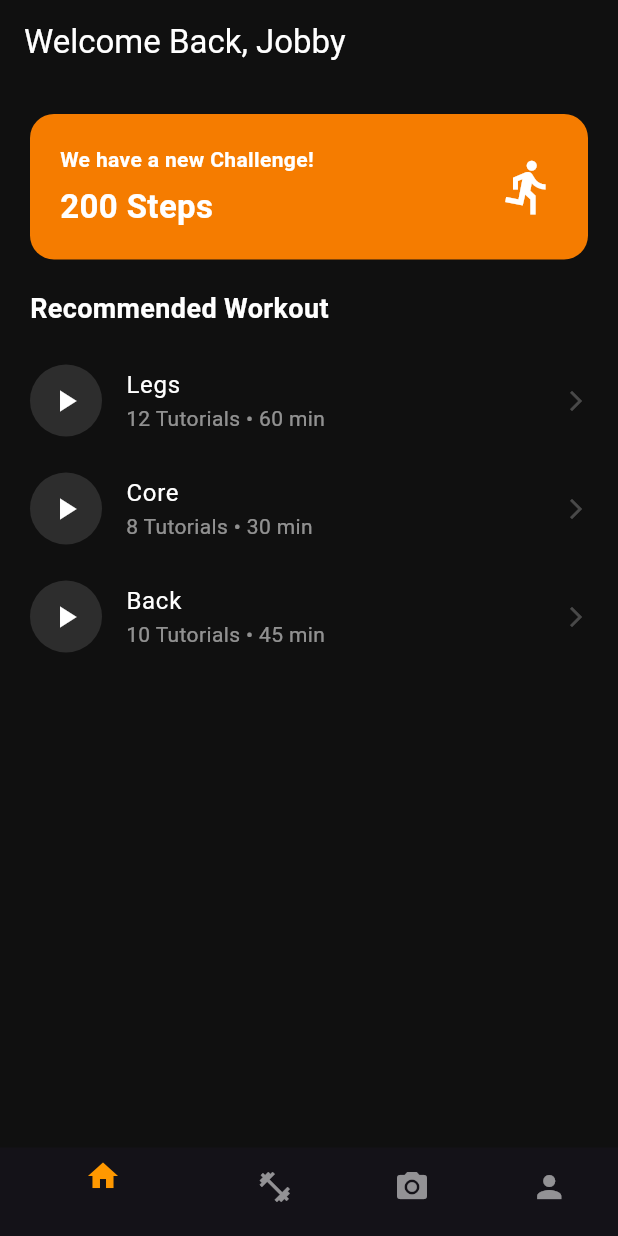
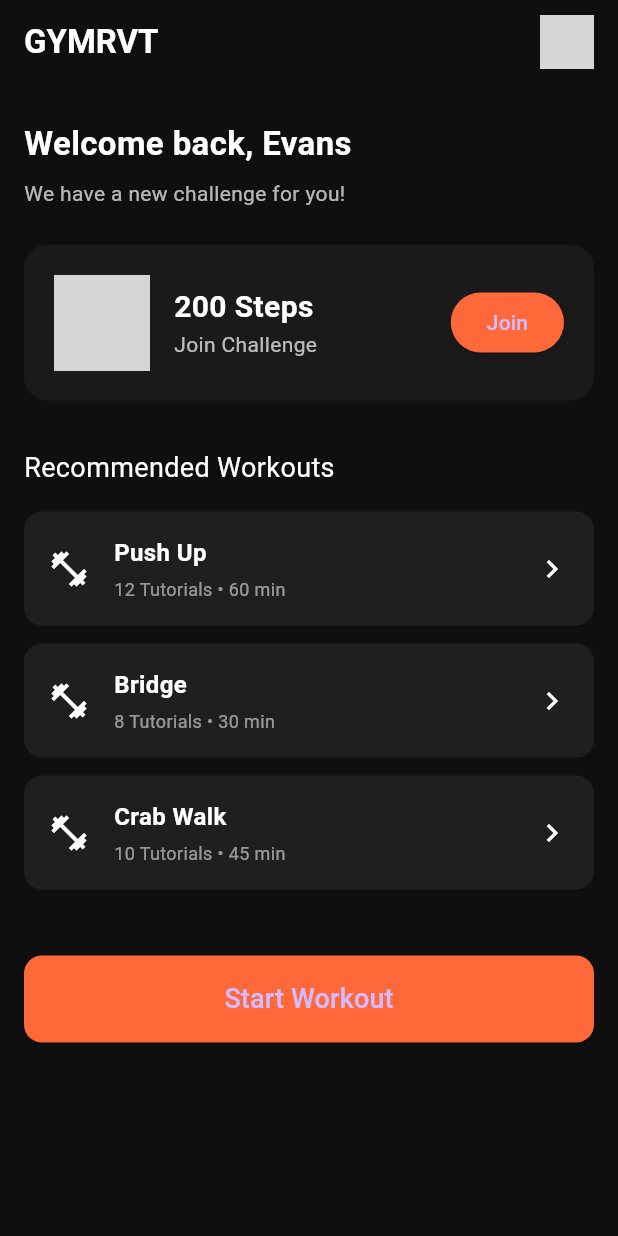
Before and after one commit to EvansSmith918/GYMRVT, a Flutter app: the screen it shows after launch, on a phone screen of 412 x 824 dp. Run offline on Flutter 3.47's test engine with Material 3 defaults, Android fonts, the phone set to English and light mode, and no system bars; grey boxes are pictures that could not be loaded.

Commit message:
added files and also mock homepage

```diff
--- a/lib/pages/home_page.dart
+++ b/lib/pages/home_page.dart
@@ -5,86 +5,151 @@ class HomePage extends StatelessWidget {
 
   @override
   Widget build(BuildContext context) {
+    final Color primaryColor = const Color(0xFFFF6838);
+    final Color backgroundColor = const Color(0xFF0F0F0F);
+
     return Scaffold(
-      backgroundColor: const Color(0xFF101010),
+      backgroundColor: backgroundColor,
       appBar: AppBar(
-        backgroundColor: const Color.fromARGB(0, 121, 6, 6),
+        backgroundColor: backgroundColor,
         elevation: 0,
-        title: const Text('Welcome Back, Jobby', style: TextStyle(color: Colors.white)),
+        title: const Text(
+          'GYMRVT',
+          style: TextStyle(
+            color: Colors.white,
+            fontWeight: FontWeight.bold,
+          ),
+        ),
+        actions: const [
+          Padding(
+            padding: EdgeInsets.only(right: 16.0),
+            child: CircleAvatar(
+              radius: 18,
+              backgroundImage: AssetImage('assets/avatar.jpg'), // Placeholder
+            ),
+          )
+        ],
       ),
       body: Padding(
-        padding: const EdgeInsets.all(20),
-        child: Column(
-          crossAxisAlignment: CrossAxisAlignment.start,
+        padding: const EdgeInsets.symmetric(horizontal: 16.0),
+        child: ListView(
           children: [
-            _ChallengeCard(),
-            const SizedBox(height: 20),
-            const Text('Recommended Workout', style: TextStyle(color: Colors.white, fontSize: 18, fontWeight: FontWeight.bold)),
-            const SizedBox(height: 12),
-            _WorkoutTile(title: "Legs", subtitle: "12 Tutorials • 60 min"),
-            _WorkoutTile(title: "Core", subtitle: "8 Tutorials • 30 min"),
-            _WorkoutTile(title: "Back", subtitle: "10 Tutorials • 45 min"),
+            const SizedBox(height: 24),
+            const Text(
+              'Welcome back, Evans',
+              style: TextStyle(
+                fontSize: 22,
+                color: Colors.white,
+                fontWeight: FontWeight.bold,
+              ),
+            ),
+            const SizedBox(height: 8),
+            const Text(
+              'We have a new challenge for you!',
+              style: TextStyle(color: Colors.white70),
+            ),
+            const SizedBox(height: 24),
+            Container(
+              padding: const EdgeInsets.all(20),
+              decoration: BoxDecoration(
+                color: const Color(0xFF1A1A1A),
+                borderRadius: BorderRadius.circular(16),
+              ),
+              child: Row(
+                children: [
+                  Image.asset('assets/challenge.png', width: 64), // Placeholder
+                  const SizedBox(width: 16),
+                  const Expanded(
+                    child: Column(
+                      crossAxisAlignment: CrossAxisAlignment.start,
+                      children: [
+                        Text(
+                          '200 Steps',
+                          style: TextStyle(
+                            fontSize: 20,
+                            color: Colors.white,
+                            fontWeight: FontWeight.bold,
+                          ),
+                        ),
+                        Text(
+                          'Join Challenge',
+                          style: TextStyle(
+                            color: Colors.white70,
+                          ),
+                        ),
+                      ],
+                    ),
+                  ),
+                  ElevatedButton(
+                    style: ElevatedButton.styleFrom(
+                      backgroundColor: primaryColor,
+                    ),
+                    onPressed: () {},
+                    child: const Text('Join'),
+                  )
+                ],
+              ),
+            ),
+            const SizedBox(height: 32),
+            const Text(
+              'Recommended Workouts',
+              style: TextStyle(color: Colors.white, fontSize: 18),
+            ),
+            const SizedBox(height: 16),
+            _workoutTile('Push Up', '12 Tutorials • 60 min'),
+            _workoutTile('Bridge', '8 Tutorials • 30 min'),
+            _workoutTile('Crab Walk', '10 Tutorials • 45 min'),
+            const SizedBox(height: 32),
+            ElevatedButton(
+              onPressed: () {
+                // TODO: navigate to workout camera
+              },
+              style: ElevatedButton.styleFrom(
+                backgroundColor: primaryColor,
+                padding: const EdgeInsets.symmetric(vertical: 16),
+                shape: RoundedRectangleBorder(
+                  borderRadius: BorderRadius.circular(12),
+                ),
+              ),
+              child: const Text('Start Workout', style: TextStyle(fontSize: 18)),
+            ),
           ],
         ),
       ),
-      bottomNavigationBar: BottomNavigationBar(
-        backgroundColor: const Color(0xFF101010),
-        selectedItemColor: Colors.orange,
-        unselectedItemColor: Colors.white54,
-        items: const [
-          BottomNavigationBarItem(icon: Icon(Icons.home), label: ''),
-          BottomNavigationBarItem(icon: Icon(Icons.fitness_center), label: ''),
-          BottomNavigationBarItem(icon: Icon(Icons.camera_alt), label: ''),
-          BottomNavigationBarItem(icon: Icon(Icons.person), label: ''),
+    );
+  }
+
+  Widget _workoutTile(String title, String subtitle) {
+    return Container(
+      margin: const EdgeInsets.only(bottom: 12),
+      padding: const EdgeInsets.all(16),
+      decoration: BoxDecoration(
+        color: const Color(0xFF1F1F1F),
+        borderRadius: BorderRadius.circular(12),
+      ),
+      child: Row(
+        children: [
+          const Icon(Icons.fitness_center, color: Colors.white, size: 28),
+          const SizedBox(width: 16),
+          Expanded(
+            child: Column(
+              crossAxisAlignment: CrossAxisAlignment.start,
+              children: [
+                Text(title,
+                    style: const TextStyle(
+                      color: Colors.white,
+                      fontSize: 16,
+                      fontWeight: FontWeight.w600,
+                    )),
+                const SizedBox(height: 4),
+                Text(subtitle,
+                    style: const TextStyle(color: Colors.white54, fontSize: 12)),
+              ],
+            ),
+          ),
+          const Icon(Icons.chevron_right, color: Colors.white),
         ],
       ),
     );
   }
 }
-
-class _ChallengeCard extends StatelessWidget {
-  @override
-  Widget build(BuildContext context) {
-    return Container(
-      decoration: BoxDecoration(
-        color: Colors.orange[700],
-        borderRadius: BorderRadius.circular(16),
-      ),
-      padding: const EdgeInsets.all(20),
-      child: Row(
-        mainAxisAlignment: MainAxisAlignment.spaceBetween,
-        children: const [
-          Column(
-            crossAxisAlignment: CrossAxisAlignment.start,
-            children: [
-              Text("We have a new Challenge!", style: TextStyle(color: Colors.white, fontWeight: FontWeight.bold)),
-              SizedBox(height: 6),
-              Text("200 Steps", style: TextStyle(color: Colors.white, fontSize: 22, fontWeight: FontWeight.bold)),
-            ],
-          ),
-          Icon(Icons.directions_run, color: Colors.white, size: 40),
-        ],
-      ),
-    );
-  }
-}
-
-class _WorkoutTile extends StatelessWidget {
-  final String title, subtitle;
-  const _WorkoutTile({required this.title, required this.subtitle});
-
-  @override
-  Widget build(BuildContext context) {
-    return ListTile(
-      contentPadding: const EdgeInsets.symmetric(horizontal: 0),
-      leading: const CircleAvatar(
-        radius: 24,
-        backgroundColor: Colors.white12,
-        child: Icon(Icons.play_arrow, color: Colors.white),
-      ),
-      title: Text(title, style: const TextStyle(color: Colors.white)),
-      subtitle: Text(subtitle, style: const TextStyle(color: Colors.white54)),
-      trailing: const Icon(Icons.arrow_forward_ios, color: Colors.white24, size: 16),
-    );
-  }
-}
```
Also changed, not shown: lib/pages/camera_page.dart (added), lib/utils/constants.dart (added).
